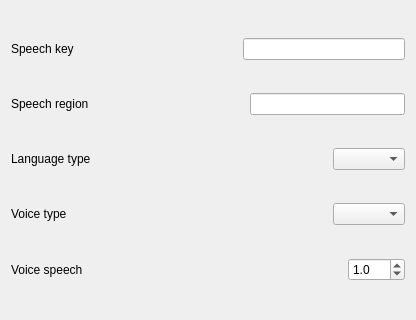
Old version of the form SetWidget.ui in the repository xujialiu/text-to-speech-app.
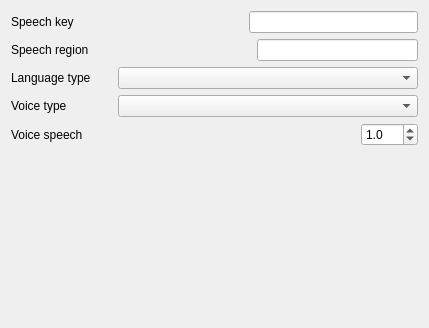
New version of the form.

```diff
--- a/SetWidget.ui
+++ b/SetWidget.ui
@@ -6,8 +6,8 @@
    <rect>
     <x>0</x>
     <y>0</y>
-    <width>416</width>
-    <height>320</height>
+    <width>429</width>
+    <height>328</height>
    </rect>
   </property>
   <property name="windowTitle">
@@ -91,7 +91,14 @@
       </spacer>
      </item>
      <item>
-      <widget class="QComboBox" name="comboBox_language_type"/>
+      <widget class="QComboBox" name="comboBox_language_type">
+       <property name="minimumSize">
+        <size>
+         <width>300</width>
+         <height>0</height>
+        </size>
+       </property>
+      </widget>
      </item>
     </layout>
    </item>
@@ -118,7 +125,14 @@
       </spacer>
      </item>
      <item>
-      <widget class="QComboBox" name="comboBox_2"/>
+      <widget class="QComboBox" name="comboBox_voice_type">
+       <property name="minimumSize">
+        <size>
+         <width>300</width>
+         <height>0</height>
+        </size>
+       </property>
+      </widget>
      </item>
     </layout>
    </item>
@@ -159,6 +173,19 @@
      </item>
     </layout>
    </item>
+   <item>
+    <spacer name="verticalSpacer">
+     <property name="orientation">
+      <enum>Qt::Vertical</enum>
+     </property>
+     <property name="sizeHint" stdset="0">
+      <size>
+       <width>20</width>
+       <height>162</height>
+      </size>
+     </property>
+    </spacer>
+   </item>
   </layout>
  </widget>
  <resources/>
```
